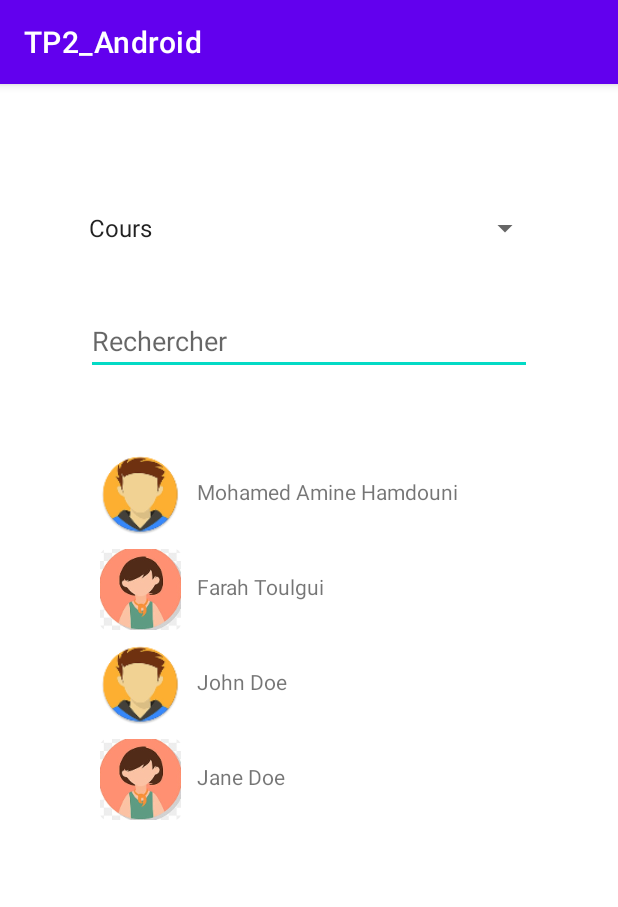
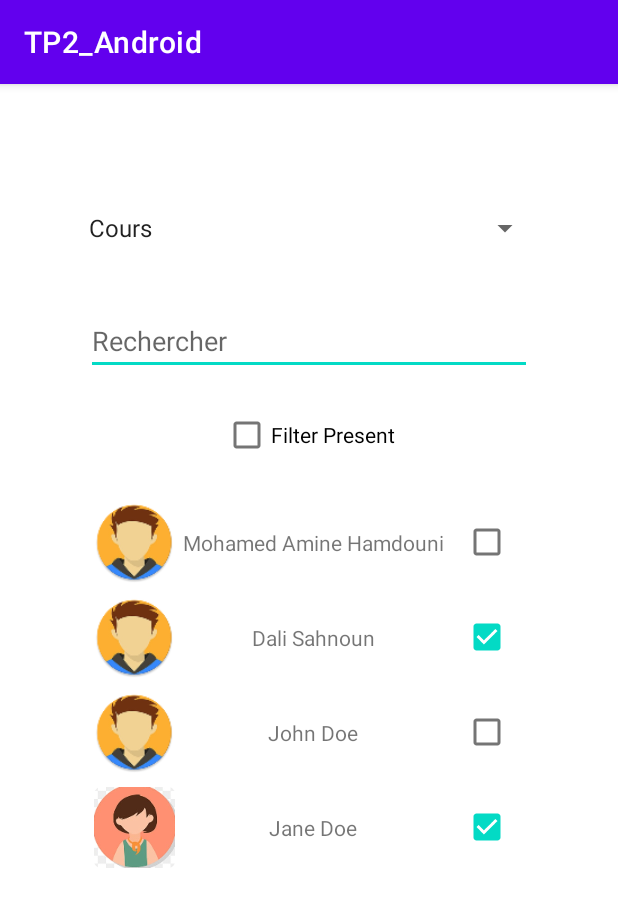
Before and after one commit to Dopeamin/TP2_android, an Android app: the screen it shows after launch (MainActivity), on a phone screen of 412 x 824 dp. Shown: the top 907 px of the screen. Run offline under Robolectric (Android 15) with nearby library versions, the phone set to English and light mode, and no system bars.

Commit message:
finish ex4

```diff
--- a/app/src/main/java/com/example/tp2_android/Adapter.kt
+++ b/app/src/main/java/com/example/tp2_android/Adapter.kt
@@ -3,19 +3,19 @@ package com.example.tp2_android
 import android.view.LayoutInflater
 import android.view.View
 import android.view.ViewGroup
-import android.widget.Filter
-import android.widget.Filterable
-import android.widget.ImageView
-import android.widget.TextView
+import android.widget.*
 import androidx.recyclerview.widget.RecyclerView
 import java.util.*
-import kotlin.collections.ArrayList
+
 
 class Adapter(private val dataSet: ArrayList<Etudiant>) :
     RecyclerView.Adapter<Adapter.ViewHolder>(), Filterable {
 
     var dataFilterList = ArrayList<Etudiant>()
     var initDataSet = ArrayList<Etudiant>()
+    var matiere = "Cours"
+    var showPresent = false
+
     init {
         // associer le tableau des données initiales
         dataFilterList = dataSet
@@ -62,13 +62,33 @@ class Adapter(private val dataSet: ArrayList<Etudiant>) :
     class ViewHolder(view: View) : RecyclerView.ViewHolder(view) {
         val textView: TextView
         val image: ImageView
+        val checkbox: CheckBox
 
 
         init {
             // Define click listener for the ViewHolder's View.
             textView = view.findViewById(R.id.textView)
             image = view.findViewById(R.id.imageView2)
+            checkbox = view.findViewById(R.id.checkBox)
         }
+    }
+
+
+
+    fun updateMatiere(matiere: String) {
+        this.matiere = matiere
+        notifyDataSetChanged()
+    }
+
+    fun setShowOnlyPresent(value :Boolean ){
+        if(value) {
+            dataFilterList = dataFilterList.filter { etudiant ->
+                var presence = etudiant.presences.find { pres -> pres.matiere == matiere }
+                presence!!.presence
+            } as ArrayList<Etudiant>
+        }
+        else dataFilterList = initDataSet
+        notifyDataSetChanged()
     }
 
     override fun onCreateViewHolder(viewGroup: ViewGroup, viewType: Int): ViewHolder {
@@ -82,6 +102,16 @@ class Adapter(private val dataSet: ArrayList<Etudiant>) :
     override fun onBindViewHolder(viewHolder: ViewHolder, position: Int) {
         if(dataFilterList[position].getGender() !== "M") viewHolder.image.setImageResource(R.mipmap.female);
         viewHolder.textView.text = dataFilterList[position].getPrenom() + " " + dataFilterList[position].getNom();
+        //set initial checkbox value
+        var presenceObject = dataFilterList[position].presences.find{pres -> pres.matiere == matiere}
+        viewHolder.checkbox!!.isChecked= presenceObject!!.presence
+
+        viewHolder.checkbox.setOnCheckedChangeListener(CompoundButton.OnCheckedChangeListener { buttonView, isChecked ->
+            // write here your code for example ...
+            var etudiant = dataFilterList[position]
+            etudiant.setPresence(matiere, isChecked)
+        })
+
     }
 
     override fun getItemCount() = dataFilterList.size
--- a/app/src/main/java/com/example/tp2_android/Etudiant.kt
+++ b/app/src/main/java/com/example/tp2_android/Etudiant.kt
@@ -17,9 +17,17 @@ class Etudiant(nom:String,prenom:String, gender:String, presences : List<Presenc
     public fun getGender() : String {
         return this.gender;
     }
+
+    public fun setPresence(matiere: String , pres :Boolean){
+        presences.forEach{presence ->
+            if(presence.matiere == matiere) {
+                presence.presence = pres
+            }
+        }
+    }
 }
 
 class Presence(matiere:String,presence:Boolean){
     public val matiere = matiere;
-    public val presence = presence;
+    public var presence = presence;
 }
--- a/app/src/main/java/com/example/tp2_android/MainActivity.kt
+++ b/app/src/main/java/com/example/tp2_android/MainActivity.kt
@@ -14,6 +14,7 @@ class MainActivity : AppCompatActivity() {
     lateinit var classSpinner : Spinner;
     lateinit var recherche : EditText;
     lateinit var recyclerView : RecyclerView;
+    lateinit var checkbox: CheckBox
 
     var matieres = listOf<String>("Cours","TP")
 
@@ -22,12 +23,13 @@ class MainActivity : AppCompatActivity() {
         setContentView(R.layout.activity_main)
         classSpinner = findViewById(R.id.spinner)
         recherche = findViewById(R.id.recherche)
+        checkbox = findViewById(R.id.checkBox2)
         recyclerView = findViewById<RecyclerView>(R.id.recycler)
         recyclerView.layoutManager = LinearLayoutManager(this)
         classSpinner.adapter = ArrayAdapter<String>(this,android.R.layout.simple_dropdown_item_1line,matieres)
         var etudiants = ArrayList<Etudiant>();
         etudiants.add(Etudiant("Hamdouni","Mohamed Amine","M", arrayListOf(Presence("TP",true),Presence("Cours", false))))
-        etudiants.add(Etudiant("Toulgui","Farah","G",arrayListOf(Presence("TP",true),Presence("Cours", true))))
+        etudiants.add(Etudiant("Sahnoun","Dali","M",arrayListOf(Presence("TP",true),Presence("Cours", true))))
         etudiants.add(Etudiant("Doe","John","M", arrayListOf(Presence("TP",false),Presence("Cours", false))))
         etudiants.add(Etudiant("Doe","Jane","G",arrayListOf(Presence("TP",false),Presence("Cours", true))))
         var adapter = Adapter(etudiants);
@@ -36,12 +38,18 @@ class MainActivity : AppCompatActivity() {
         classSpinner.onItemSelectedListener = object : AdapterView.OnItemSelectedListener {
             override fun onItemSelected(adapterView: AdapterView<*>?, view: View?, position: Int, id: Long) {
                 Toast.makeText(this@MainActivity, "Cours choisi est : "+matieres[position], Toast.LENGTH_LONG).show()
-
+                adapter.updateMatiere(matieres[position])
             }
             override fun onNothingSelected(adapterView: AdapterView<*>?) {
+
             }
         }
 
         recherche.doOnTextChanged {text,start,before,count -> adapter.filter.filter(text)}
+
+        checkbox.setOnCheckedChangeListener(CompoundButton.OnCheckedChangeListener { _, isChecked ->
+            // write here your code for example ...
+            adapter.setShowOnlyPresent(isChecked)
+        })
     }
 }
--- a/app/src/main/res/layout/activity_main.xml
+++ b/app/src/main/res/layout/activity_main.xml
@@ -4,7 +4,9 @@
     xmlns:tools="http://schemas.android.com/tools"
     android:layout_width="match_parent"
     android:layout_height="match_parent"
-    tools:context=".MainActivity">
+    tools:context=".MainActivity"
+    android:background="@color/white"
+    >
 
     <Spinner
         android:id="@+id/spinner"
@@ -31,9 +33,19 @@
         android:id="@+id/recycler"
         android:layout_width="286dp"
         android:layout_height="400dp"
-            android:layout_marginTop="48dp"
+        android:layout_marginTop="16dp"
         app:layout_constraintEnd_toEndOf="parent"
         app:layout_constraintHorizontal_bias="0.496"
         app:layout_constraintStart_toStartOf="parent"
+        app:layout_constraintTop_toBottomOf="@id/checkBox2" />
+
+    <CheckBox
+        android:id="@+id/checkBox2"
+        android:layout_width="wrap_content"
+        android:layout_height="wrap_content"
+        android:layout_marginTop="16dp"
+        android:text="Filter Present"
+        app:layout_constraintEnd_toEndOf="parent"
+        app:layout_constraintStart_toStartOf="parent"
         app:layout_constraintTop_toBottomOf="@+id/recherche" />
 </androidx.constraintlayout.widget.ConstraintLayout>
--- a/app/src/main/res/layout/student_item.xml
+++ b/app/src/main/res/layout/student_item.xml
@@ -7,21 +7,31 @@
 
     <TextView
         android:id="@+id/textView"
-        android:layout_width="213dp"
-        android:layout_height="27dp"
-        android:layout_marginTop="20dp"
-        android:layout_marginEnd="4dp"
+        android:layout_width="wrap_content"
+        android:layout_height="wrap_content"
         android:text="TextView"
-        app:layout_constraintEnd_toEndOf="parent"
+        app:layout_constraintBottom_toBottomOf="parent"
+        app:layout_constraintEnd_toStartOf="@id/checkBox"
+        app:layout_constraintStart_toEndOf="@id/imageView2"
         app:layout_constraintTop_toTopOf="parent" />
 
     <ImageView
         android:id="@+id/imageView2"
         android:layout_width="54dp"
         android:layout_height="63dp"
-        app:layout_constraintEnd_toStartOf="@+id/textView"
-        app:layout_constraintHorizontal_bias="0.271"
+        app:layout_constraintHorizontal_bias="0.155"
         app:layout_constraintStart_toStartOf="parent"
         app:layout_constraintTop_toTopOf="parent"
         app:srcCompat="@mipmap/male_round" />
+
+    <CheckBox
+        android:id="@+id/checkBox"
+        android:layout_width="wrap_content"
+        android:layout_height="wrap_content"
+        android:text=""
+        app:layout_constraintBottom_toBottomOf="parent"
+        app:layout_constraintEnd_toEndOf="parent"
+        app:layout_constraintHorizontal_bias="0.911"
+        app:layout_constraintTop_toTopOf="parent"
+        app:layout_constraintVertical_bias="0.466" />
 </androidx.constraintlayout.widget.ConstraintLayout>
```
Lines whose indentation alone changed are shown as unchanged.
